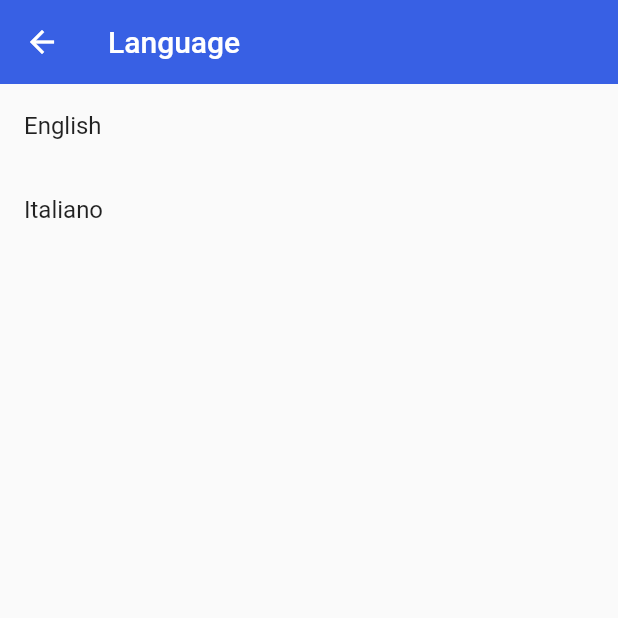
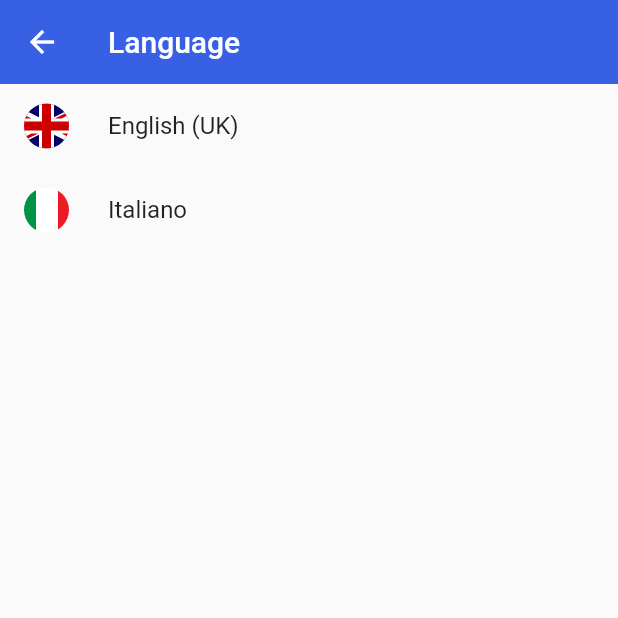
Before and after one commit to ernestodecrecchio/Moneye-Money-Manager, a Flutter app: the LanguagesListPage screen opened by its route, on a phone screen of 412 x 824 dp, the top half of it. Run offline on Flutter 3.47's test engine with Material 2 defaults, Android fonts, the phone set to English and light mode, and no system bars; our stand-ins replace fl_chart, flutter_slidable, flutter_svg, salomon_bottom_bar, shared_preferences, sqflite; accounts and stored records are empty; generated files the repository leaves out were written again.

Commit message:
Added flags to locale list options

```diff
--- a/expense_tracker/lib/l10n/app_en.arb
+++ b/expense_tracker/lib/l10n/app_en.arb
@@ -1,4 +1,14 @@
 {
+   "moneyValue": "{value}",
+   "@moneyValue": {
+      "placeholders": {
+         "value": {
+            "type": "double",
+            "format": "simpleCurrency"
+         }
+      }
+   },
+
     "financialOverviewForThisMonth": "The financial overview for this month",
      "@financialOverviewForThisMonth": {
         "description": "The financial overview for this month label"
--- a/expense_tracker/lib/l10n/app_it.arb
+++ b/expense_tracker/lib/l10n/app_it.arb
@@ -6,8 +6,6 @@
     "yourAccounts": "I tuoi conti",
     "lastTransactions": "Ultime transazioni",
     "viewAll": "Vedi tutte",
-
-
 
 
     "settings": "Opzioni",
--- a/expense_tracker/lib/pages/options_page/language_page/languages_list_page.dart
+++ b/expense_tracker/lib/pages/options_page/language_page/languages_list_page.dart
@@ -1,7 +1,7 @@
-import 'package:expense_tracker/l10n/l10n.dart';
 import 'package:expense_tracker/notifiers/locale_provider.dart';
 import 'package:expense_tracker/style.dart';
 import 'package:flutter/material.dart';
+import 'package:flutter_svg/flutter_svg.dart';
 import 'package:provider/provider.dart';
 import 'package:flutter_gen/gen_l10n/app_localizations.dart';
 
@@ -31,14 +31,46 @@ class _LanguagesListPageState extends State<LanguagesListPage> {
     return ListView(
       children: [
         ListTile(
-          title: const Text('English'),
+          title: const Text('English (UK)'),
           onTap: () => Provider.of<LocaleProvider>(context, listen: false)
               .setLocale(const Locale('en')),
+          leading: Container(
+            clipBehavior: Clip.antiAlias,
+            height: 30,
+            width: 30,
+            decoration: const BoxDecoration(shape: BoxShape.circle),
+            child: SvgPicture.asset(
+              'assets/flags/United-Kingdom.svg',
+              fit: BoxFit.cover,
+            ),
+          ),
+          trailing: Provider.of<LocaleProvider>(context, listen: true)
+                      .locale
+                      ?.languageCode ==
+                  'en'
+              ? const Icon(Icons.check)
+              : null,
         ),
         ListTile(
           title: const Text('Italiano'),
           onTap: () => Provider.of<LocaleProvider>(context, listen: false)
               .setLocale(const Locale('it')),
+          leading: Container(
+            clipBehavior: Clip.antiAlias,
+            height: 30,
+            width: 30,
+            decoration: const BoxDecoration(shape: BoxShape.circle),
+            child: SvgPicture.asset(
+              'assets/flags/Italy.svg',
+              fit: BoxFit.cover,
+            ),
+          ),
+          trailing: Provider.of<LocaleProvider>(context, listen: true)
+                      .locale
+                      ?.languageCode ==
+                  'it'
+              ? const Icon(Icons.check)
+              : null,
         ),
       ],
     );
--- a/expense_tracker/pubspec.yaml
+++ b/expense_tracker/pubspec.yaml
@@ -3,7 +3,7 @@ description: A new Flutter project.
 
 publish_to: 'none' # Remove this line if you wish to publish to pub.dev
 
-version: 0.0.11+11
+version: 0.0.12+12
 
 environment:
   sdk: ">=2.17.3 <3.0.0"
@@ -39,3 +39,4 @@ flutter:
   assets:
     - assets/icons/
     - assets/icons/picker_icons/
+    - assets/flags/
```
Also changed, not shown: expense_tracker/assets/flags/Italy.svg (added), expense_tracker/assets/flags/United-Kingdom.svg (added), expense_tracker/assets/icons/checkmark.svg.
